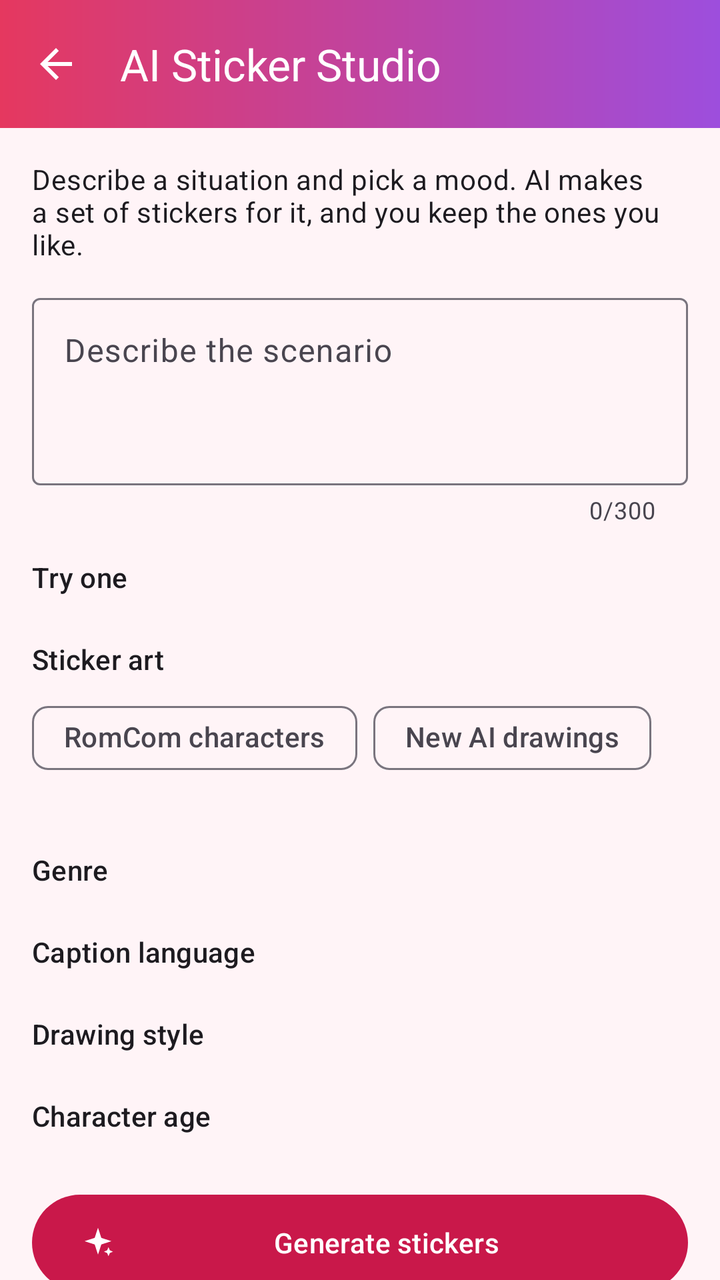
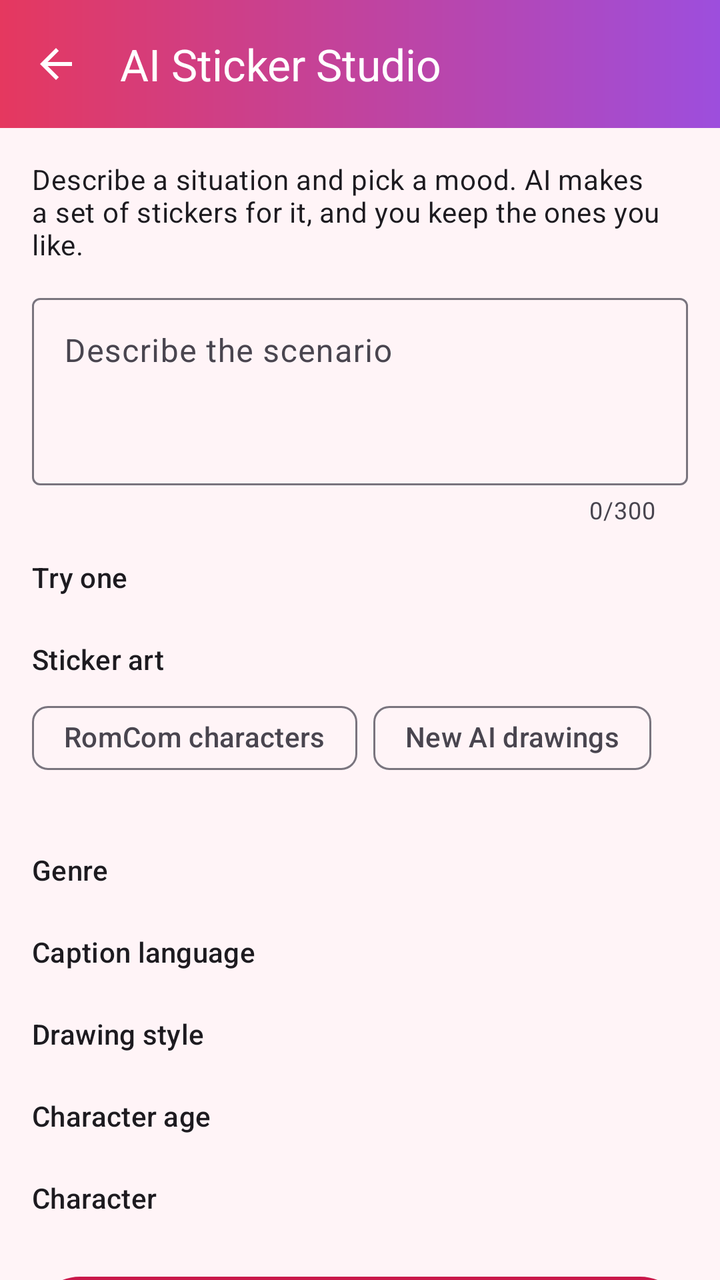

The first picture is an Android layout as it rendered before a commit; the second is the same layout after the commit. The layout source and the unified diff follow.
<!-- AndroidManifest.xml: application theme Theme.Stickers -->
<!-- res/layout/activity_ai_studio.xml -->
<?xml version="1.0" encoding="utf-8"?>
<LinearLayout xmlns:android="http://schemas.android.com/apk/res/android"
    xmlns:app="http://schemas.android.com/apk/res-auto"
    android:layout_width="match_parent"
    android:layout_height="match_parent"
    android:background="?android:attr/colorBackground"
    android:orientation="vertical">

    <LinearLayout
        android:id="@+id/appBar"
        android:layout_width="match_parent"
        android:layout_height="wrap_content"
        android:background="@drawable/header_gradient">

        <com.google.android.material.appbar.MaterialToolbar
            android:id="@+id/toolbar"
            android:layout_width="match_parent"
            android:layout_height="?attr/actionBarSize"
            app:navigationContentDescription="@string/back"
            app:navigationIcon="@drawable/ic_back"
            app:navigationIconTint="@color/white"
            app:title="@string/ai_studio"
            app:titleTextColor="@color/white" />
    </LinearLayout>

    <androidx.core.widget.NestedScrollView
        android:layout_width="match_parent"
        android:layout_height="0dp"
        android:layout_weight="1">

        <LinearLayout
            android:layout_width="match_parent"
            android:layout_height="wrap_content"
            android:orientation="vertical"
            android:padding="16dp">

            <TextView
                android:id="@+id/notConfigured"
                android:layout_width="match_parent"
                android:layout_height="wrap_content"
                android:background="?attr/colorSurfaceContainer"
                android:padding="16dp"
                android:text="@string/ai_not_configured"
                android:textAppearance="?attr/textAppearanceBodyMedium"
                android:visibility="gone" />

            <LinearLayout
                android:id="@+id/form"
                android:layout_width="match_parent"
                android:layout_height="wrap_content"
                android:orientation="vertical">

                <TextView
                    android:layout_width="match_parent"
                    android:layout_height="wrap_content"
                    android:text="@string/ai_intro"
                    android:textAppearance="?attr/textAppearanceBodyMedium" />

                <com.google.android.material.textfield.TextInputLayout
                    android:id="@+id/scenarioLayout"
                    style="@style/Widget.Material3.TextInputLayout.OutlinedBox"
                    android:layout_width="match_parent"
                    android:layout_height="wrap_content"
                    android:layout_marginTop="12dp"
                    android:hint="@string/ai_scenario_hint"
                    app:counterEnabled="true"
                    app:counterMaxLength="300">

                    <com.google.android.material.textfield.TextInputEditText
                        android:id="@+id/scenario"
                        android:layout_width="match_parent"
                        android:layout_height="wrap_content"
                        android:gravity="top"
                        android:inputType="textCapSentences|textMultiLine"
                        android:maxLength="300"
                        android:minLines="3" />
                </com.google.android.material.textfield.TextInputLayout>

                <TextView style="@style/SectionLabel" android:text="@string/ai_examples_label" />

                <HorizontalScrollView
                    android:layout_width="match_parent"
                    android:layout_height="wrap_content"
                    android:scrollbars="none">

                    <com.google.android.material.chip.ChipGroup
                        android:id="@+id/examples"
                        android:layout_width="wrap_content"
                        android:layout_height="wrap_content"
                        app:singleLine="true" />
                </HorizontalScrollView>

                <TextView style="@style/SectionLabel" android:text="@string/ai_mode" />

                <com.google.android.material.chip.ChipGroup
                    android:id="@+id/modes"
                    android:layout_width="match_parent"
                    android:layout_height="wrap_content"
                    app:selectionRequired="true"
                    app:singleSelection="true">

                    <com.google.android.material.chip.Chip
                        android:id="@+id/modeFree"
                        style="@style/Widget.Material3.Chip.Filter"
                        android:layout_width="wrap_content"
                        android:layout_height="wrap_content"
                        android:text="@string/ai_mode_free" />

                    <com.google.android.material.chip.Chip
                        android:id="@+id/modeDrawn"
                        style="@style/Widget.Material3.Chip.Filter"
                        android:layout_width="wrap_content"
                        android:layout_height="wrap_content"
                        android:text="@string/ai_mode_drawn" />
                </com.google.android.material.chip.ChipGroup>

                <TextView
                    android:id="@+id/modeHint"
                    android:layout_width="match_parent"
                    android:layout_height="wrap_content"
                    android:textAppearance="?attr/textAppearanceBodySmall"
                    android:textColor="?attr/colorOnSurfaceVariant" />

                <TextView style="@style/SectionLabel" android:text="@string/ai_genre" />

                <com.google.android.material.chip.ChipGroup
                    android:id="@+id/genres"
                    android:layout_width="match_parent"
                    android:layout_height="wrap_content"
                    app:selectionRequired="true"
                    app:singleSelection="true" />

                <TextView style="@style/SectionLabel" android:text="@string/ai_language" />

                <com.google.android.material.chip.ChipGroup
                    android:id="@+id/languages"
                    android:layout_width="match_parent"
                    android:layout_height="wrap_content"
                    app:selectionRequired="true"
                    app:singleSelection="true" />

                <TextView
                    android:id="@+id/styleLabel"
                    style="@style/SectionLabel"
                    android:text="@string/ai_style" />

                <com.google.android.material.chip.ChipGroup
                    android:id="@+id/styles"
                    android:layout_width="match_parent"
                    android:layout_height="wrap_content"
                    app:selectionRequired="true"
                    app:singleSelection="true" />

                <TextView
                    android:id="@+id/ageLabel"
                    style="@style/SectionLabel"
                    android:text="@string/ai_age" />

                <com.google.android.material.chip.ChipGroup
                    android:id="@+id/ages"
                    android:layout_width="match_parent"
                    android:layout_height="wrap_content"
                    app:selectionRequired="true"
                    app:singleSelection="true" />

                <com.google.android.material.button.MaterialButton
                    android:id="@+id/generate"
                    android:layout_width="match_parent"
                    android:layout_height="56dp"
                    android:layout_marginTop="20dp"
                    android:text="@string/ai_generate"
                    app:icon="@drawable/ic_sparkle" />

                <TextView
                    android:id="@+id/remaining"
                    android:layout_width="match_parent"
                    android:layout_height="wrap_content"
                    android:layout_marginTop="6dp"
                    android:gravity="center"
                    android:textAppearance="?attr/textAppearanceBodySmall"
                    android:textColor="?attr/colorOnSurfaceVariant" />

                <com.google.android.material.progressindicator.LinearProgressIndicator
                    android:id="@+id/progress"
                    android:layout_width="match_parent"
                    android:layout_height="wrap_content"
                    android:layout_marginTop="16dp"
                    android:visibility="gone" />

                <TextView
                    android:id="@+id/status"
                    android:layout_width="match_parent"
                    android:layout_height="wrap_content"
                    android:layout_marginTop="6dp"
                    android:gravity="center"
                    android:textAppearance="?attr/textAppearanceBodyMedium"
                    android:visibility="gone" />

                <androidx.recyclerview.widget.RecyclerView
                    android:id="@+id/results"
                    android:layout_width="match_parent"
                    android:layout_height="wrap_content"
                    android:layout_marginTop="12dp"
                    android:nestedScrollingEnabled="false" />

                <TextView
                    android:layout_width="match_parent"
                    android:layout_height="wrap_content"
                    android:layout_marginTop="8dp"
                    android:text="@string/ai_disclaimer"
                    android:textAppearance="?attr/textAppearanceBodySmall"
                    android:textColor="?attr/colorOnSurfaceVariant" />
            </LinearLayout>
        </LinearLayout>
    </androidx.core.widget.NestedScrollView>

    <FrameLayout
        android:id="@+id/bottomBar"
        android:layout_width="match_parent"
        android:layout_height="wrap_content"
        android:background="?attr/colorSurfaceContainer"
        android:padding="16dp"
        android:visibility="gone">

        <com.google.android.material.button.MaterialButton
            android:id="@+id/save"
            android:layout_width="match_parent"
            android:layout_height="56dp" />
    </FrameLayout>
</LinearLayout>
<!-- resources referenced by this layout -->
<resources>
  <color name="white">#FFFFFFFF</color>
  <!-- drawable header_gradient (drawable) -->
  <?xml version="1.0" encoding="utf-8"?>
  <shape xmlns:android="http://schemas.android.com/apk/res/android">
      <gradient
          android:angle="0"
          android:endColor="@color/romance"
          android:startColor="@color/love" />
  </shape>
  <!-- drawable ic_back (drawable) -->
  <vector xmlns:android="http://schemas.android.com/apk/res/android"
      android:width="24dp" android:height="24dp" android:viewportWidth="24" android:viewportHeight="24"
      android:autoMirrored="true">
      <path android:fillColor="#FFFFFFFF" android:pathData="M20,11H7.83l5.59,-5.59L12,4l-8,8 8,8 1.41,-1.41L7.83,13H20v-2z" />
  </vector>
  <!-- drawable ic_sparkle (drawable) -->
  <vector xmlns:android="http://schemas.android.com/apk/res/android"
      android:width="24dp" android:height="24dp" android:viewportWidth="24" android:viewportHeight="24">
      <path android:fillColor="#FFFFFFFF" android:pathData="M12,2l2.2,6.8L21,11l-6.8,2.2L12,20l-2.2,-6.8L3,11l6.8,-2.2z M19,15l0.9,2.1L22,18l-2.1,0.9L19,21l-0.9,-2.1L16,18l2.1,-0.9z" />
  </vector>
  <string name="ai_age">Character age</string>
  <string name="ai_disclaimer">Stickers are made by AI (Google Gemini) and may not always be perfect. Your description is sent to Google to make them.</string>
  <string name="ai_examples_label">Try one</string>
  <string name="ai_generate">Generate stickers</string>
  <string name="ai_genre">Genre</string>
  <string name="ai_intro">Describe a situation and pick a mood. AI makes a set of stickers for it, and you keep the ones you like.</string>
  <string name="ai_language">Caption language</string>
  <string name="ai_mode">Sticker art</string>
  <string name="ai_mode_drawn">New AI drawings</string>
  <string name="ai_mode_free">RomCom characters</string>
  <string name="ai_not_configured">AI stickers aren\'t set up in this build of the app. The developer needs to connect it to Firebase AI Logic (see the README).</string>
  <string name="ai_scenario_hint">Describe the scenario</string>
  <string name="ai_studio">AI Sticker Studio</string>
  <string name="ai_style">Drawing style</string>
  <string name="back">Back</string>
  <style name="SectionLabel">
          <item name="android:layout_width">match_parent</item>
          <item name="android:layout_height">wrap_content</item>
          <item name="android:layout_marginTop">16dp</item>
          <item name="android:layout_marginBottom">6dp</item>
          <item name="android:textAppearance">?attr/textAppearanceTitleSmall</item>
      </style>
  <style name="Theme.Stickers" parent="Theme.Material3.DayNight.NoActionBar">
          <item name="colorPrimary">#FFC9184A</item>
          <item name="colorOnPrimary">#FFFFFFFF</item>
          <item name="colorPrimaryContainer">#FFFFD9E0</item>
          <item name="colorOnPrimaryContainer">#FF3F0016</item>
          <item name="colorSecondary">#FF7B2CBF</item>
          <item name="android:colorBackground">#FFFFF4F7</item>
          <item name="colorSurface">#FFFFF4F7</item>
          <item name="colorSurfaceContainer">#FFFFEAF0</item>
          <item name="colorSurfaceContainerLow">#FFFFFFFF</item>
          <item name="android:windowLightStatusBar">false</item>
      </style>
  <color name="romance">#FF9D4EDD</color>
  <color name="love">#FFE5385F</color>
</resources>

<!-- the commit's change to res/layout/activity_ai_studio.xml (unified diff, before → after) -->
@@ -163,6 +163,18 @@
                     app:selectionRequired="true"
                     app:singleSelection="true" />
 
+                <TextView
+                    android:id="@+id/genderLabel"
+                    style="@style/SectionLabel"
+                    android:text="@string/ai_gender" />
+
+                <com.google.android.material.chip.ChipGroup
+                    android:id="@+id/genders"
+                    android:layout_width="match_parent"
+                    android:layout_height="wrap_content"
+                    app:selectionRequired="true"
+                    app:singleSelection="true" />
+
                 <com.google.android.material.button.MaterialButton
                     android:id="@+id/generate"
                     android:layout_width="match_parent"
<!-- resource entries referenced after the edit -->
@@ -23,6 +23,7 @@
   <string name="ai_age">Character age</string>
   <string name="ai_disclaimer">Stickers are made by AI (Google Gemini) and may not always be perfect. Your description is sent to Google to make them.</string>
   <string name="ai_examples_label">Try one</string>
+  <string name="ai_gender">Character</string>
   <string name="ai_generate">Generate stickers</string>
   <string name="ai_genre">Genre</string>
   <string name="ai_intro">Describe a situation and pick a mood. AI makes a set of stickers for it, and you keep the ones you like.</string>
